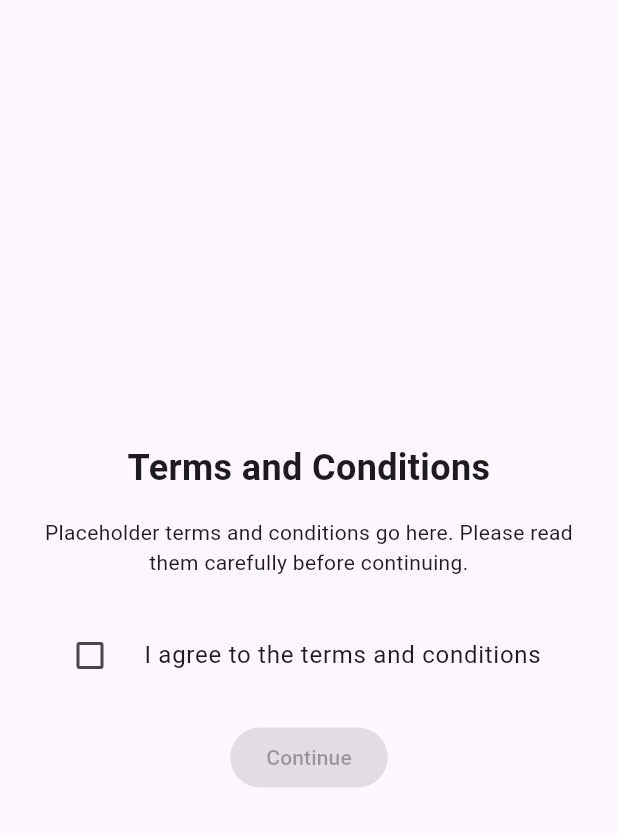
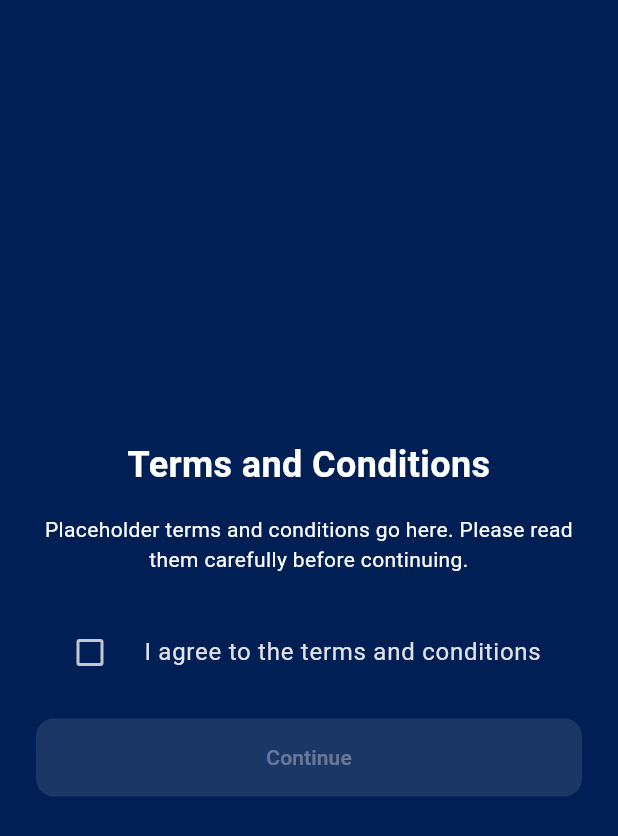
Before and after one commit to mosismoki/reduce_smoking_app, a Flutter app: the screen it shows after launch, on a phone screen of 412 x 824 dp. Shown: the top 836 px of the screen. Run offline on Flutter 3.47's test engine with Material 3 defaults, Android fonts, the phone set to English and light mode, and no system bars.

Commit message:
Add gender and age selection flow with updated theme

```diff
--- a/lib/main.dart
+++ b/lib/main.dart
@@ -1,5 +1,5 @@
 import 'package:flutter/material.dart';
-import 'login_page.dart';
+import 'gender_selection_page.dart';
 
 void main() {
   runApp(const MyApp());
@@ -13,7 +13,25 @@
     return MaterialApp(
       title: 'Reduce Smoking App',
       theme: ThemeData(
-        colorScheme: ColorScheme.fromSeed(seedColor: Colors.deepPurple),
+        scaffoldBackgroundColor: const Color(0xFF001F54),
+        textTheme: ThemeData.light().textTheme.apply(
+              bodyColor: Colors.white,
+              displayColor: Colors.white,
+            ),
+        colorScheme: ColorScheme.fromSeed(
+          seedColor: const Color(0xFF001F54),
+          brightness: Brightness.dark,
+        ),
+        elevatedButtonTheme: ElevatedButtonThemeData(
+          style: ElevatedButton.styleFrom(
+            backgroundColor: const Color(0xFF001F54),
+            foregroundColor: Colors.white,
+            padding: const EdgeInsets.symmetric(vertical: 16, horizontal: 24),
+            shape: RoundedRectangleBorder(
+              borderRadius: BorderRadius.circular(12),
+            ),
+          ),
+        ),
       ),
       home: const TermsPage(),
     );
@@ -30,9 +48,9 @@
 class _TermsPageState extends State<TermsPage> {
   bool _agreed = false;
 
-  void _goToLogin() {
+  void _goToGenderSelection() {
     Navigator.of(context).push(
-      MaterialPageRoute(builder: (_) => const LoginPage()),
+      MaterialPageRoute(builder: (_) => const GenderSelectionPage()),
     );
   }
 
@@ -64,9 +82,12 @@
                   controlAffinity: ListTileControlAffinity.leading,
                 ),
                 const SizedBox(height: 16),
-                ElevatedButton(
-                  onPressed: _agreed ? _goToLogin : null,
-                  child: const Text('Continue'),
+                SizedBox(
+                  width: double.infinity,
+                  child: ElevatedButton(
+                    onPressed: _agreed ? _goToGenderSelection : null,
+                    child: const Text('Continue'),
+                  ),
                 ),
               ],
             ),
```
Also changed, not shown: lib/age_selection_page.dart (added, +73 -0 lines), lib/gender_selection_page.dart (added, +81 -0 lines).
